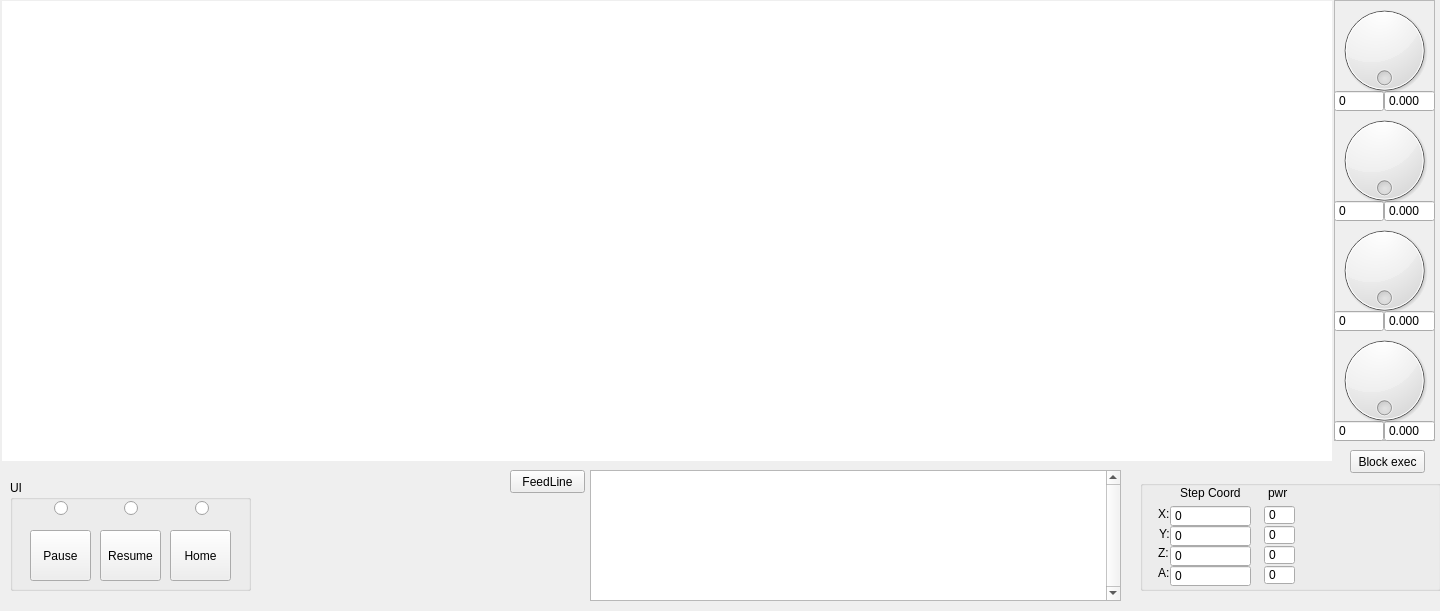
The window that Qsim/simu_cncdriver/simu_cncdriver/mainw.ui (nagyizee/MyCNC_main_unit) describes before a commit, drawn with Qt 5.
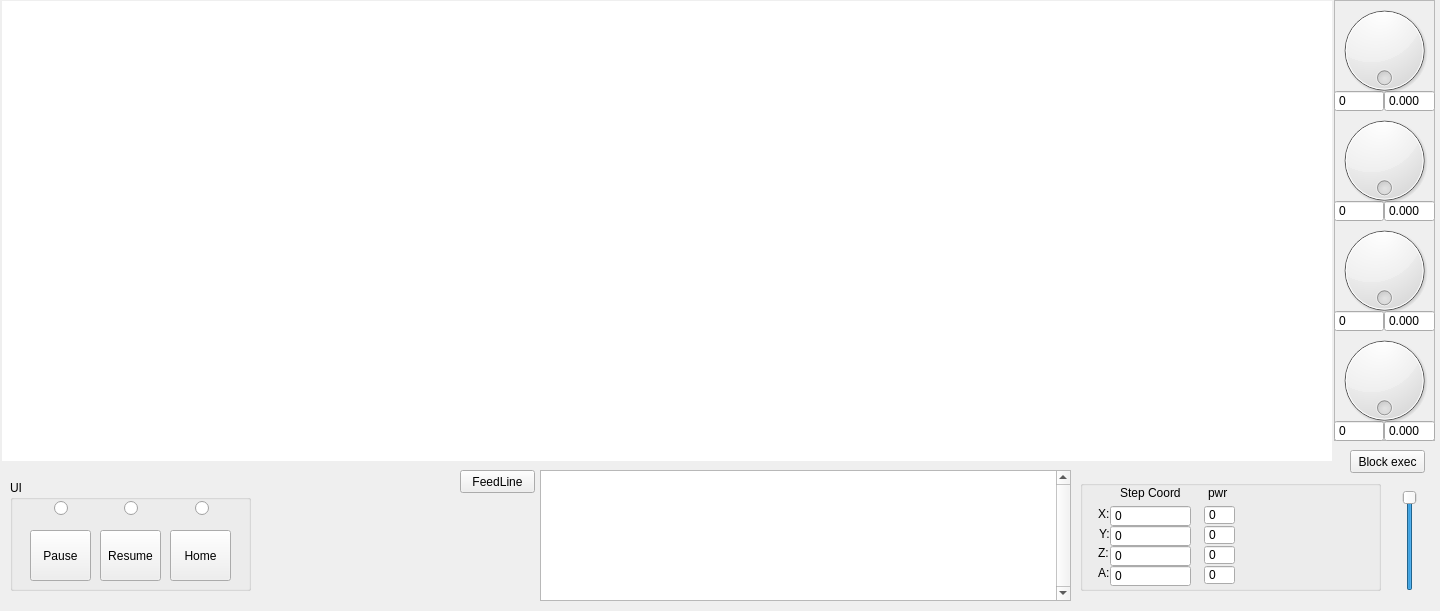
The same window after the commit.

Commit message: added simulation speed control

```diff
--- a/Qsim/simu_cncdriver/simu_cncdriver/mainw.ui
+++ b/Qsim/simu_cncdriver/simu_cncdriver/mainw.ui
@@ -136,7 +136,7 @@
    <widget class="QGroupBox" name="groupBox_2">
     <property name="geometry">
      <rect>
-      <x>1140</x>
+      <x>1080</x>
       <y>480</y>
       <width>301</width>
       <height>111</height>
@@ -355,7 +355,7 @@
    <widget class="QPlainTextEdit" name="tx_commands">
     <property name="geometry">
      <rect>
-      <x>590</x>
+      <x>540</x>
       <y>470</y>
       <width>531</width>
       <height>131</height>
@@ -371,7 +371,7 @@
    <widget class="QPushButton" name="pb_feed_line">
     <property name="geometry">
      <rect>
-      <x>510</x>
+      <x>460</x>
       <y>470</y>
       <width>75</width>
       <height>23</height>
@@ -665,6 +665,31 @@
      <bool>true</bool>
     </property>
    </widget>
+   <widget class="QSlider" name="vs_simu_speed">
+    <property name="geometry">
+     <rect>
+      <x>1400</x>
+      <y>490</y>
+      <width>20</width>
+      <height>101</height>
+     </rect>
+    </property>
+    <property name="minimum">
+     <number>0</number>
+    </property>
+    <property name="maximum">
+     <number>8</number>
+    </property>
+    <property name="pageStep">
+     <number>1</number>
+    </property>
+    <property name="sliderPosition">
+     <number>8</number>
+    </property>
+    <property name="orientation">
+     <enum>Qt::Vertical</enum>
+    </property>
+   </widget>
   </widget>
  </widget>
  <layoutdefault spacing="6" margin="11"/>
```
The commit also changes 3 other files.
